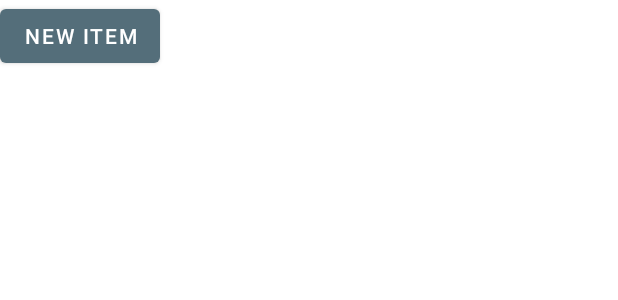
After one commit to SergioGon1980/listillas, an Android app: the layout activity_lista.xml on its own in the app's theme, with its tools: preview values and no code run, on a phone screen of 412 x 824 dp. The commit adds this screen. Shown: the top 300 px of the screen. Run offline under Robolectric (Android 15) with nearby library versions, the phone set to English and light mode, and no system bars.

Commit message:
feat: add list activity

```diff
--- a/app/build.gradle
+++ b/app/build.gradle
@@ -32,7 +32,6 @@ android {
 }
 
 dependencies {
-    api "com.google.android.material:material:1.1.0"
     implementation 'androidx.core:core-ktx:1.7.0'
     implementation 'androidx.appcompat:appcompat:1.4.2'
     implementation 'com.google.android.material:material:1.6.1'
@@ -41,4 +40,6 @@ dependencies {
     testImplementation 'junit:junit:4.13.2'
     androidTestImplementation 'androidx.test.ext:junit:1.1.3'
     androidTestImplementation 'androidx.test.espresso:espresso-core:3.4.0'
+
+    implementation 'com.google.android.material:material:1.6.1'
 }
--- a/app/src/main/AndroidManifest.xml
+++ b/app/src/main/AndroidManifest.xml
@@ -10,6 +10,9 @@
         android:supportsRtl="true"
         android:theme="@style/Theme.Listillas">
         <activity
+            android:name=".ListaActivity"
+            android:exported="false" />
+        <activity
             android:name=".MainActivity"
             android:exported="true">
             <intent-filter>
--- /dev/null
+++ b/app/src/main/res/layout/activity_lista.xml
@@ -0,0 +1,30 @@
+<?xml version="1.0" encoding="utf-8"?>
+<androidx.constraintlayout.widget.ConstraintLayout xmlns:android="http://schemas.android.com/apk/res/android"
+    xmlns:app="http://schemas.android.com/apk/res-auto"
+    xmlns:tools="http://schemas.android.com/tools"
+    android:layout_width="match_parent"
+    android:layout_height="match_parent"
+    tools:context=".ListaActivity">
+
+    <LinearLayout
+        android:id="@+id/listLayout"
+        android:layout_width="match_parent"
+        android:layout_height="match_parent"
+        android:orientation="vertical"
+        app:layout_constraintEnd_toEndOf="parent"
+        app:layout_constraintStart_toStartOf="parent"
+        app:layout_constraintTop_toTopOf="parent">
+
+        <Button
+            android:id="@+id/newButton"
+            android:layout_width="wrap_content"
+            android:layout_height="wrap_content"
+            android:text="New Item"
+            app:layout_constraintEnd_toEndOf="parent"
+            app:layout_constraintStart_toStartOf="parent"
+            app:layout_constraintTop_toBottomOf="@id/listLayout"
+            app:layout_constraintBottom_toBottomOf="parent"/>
+
+    </LinearLayout>
+
+</androidx.constraintlayout.widget.ConstraintLayout>
--- a/app/src/main/res/layout/fragment_login_form.xml
+++ b/app/src/main/res/layout/fragment_login_form.xml
@@ -16,7 +16,8 @@
             android:layout_height="wrap_content"
             android:layout_alignParentEnd="true"
             android:layout_alignParentRight="true"
-            android:text="@string/button_next" />
+            android:text="@string/button_next"
+            />
 
         <com.google.android.material.button.MaterialButton
             android:id="@+id/cancel_button"
```
Also changed, not shown: app/src/main/java/com/example/listillas/ListaActivity.kt (added, +39 -0 lines), app/src/main/java/com/example/listillas/LoginFormFragment.kt (+13 -1 lines).
